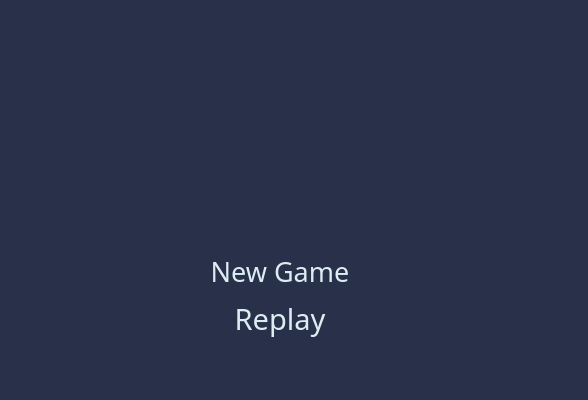
This is welcomewidget.ui in epcm/QtNoGo as Qt 5 draws it before an edit. The edited form follows.
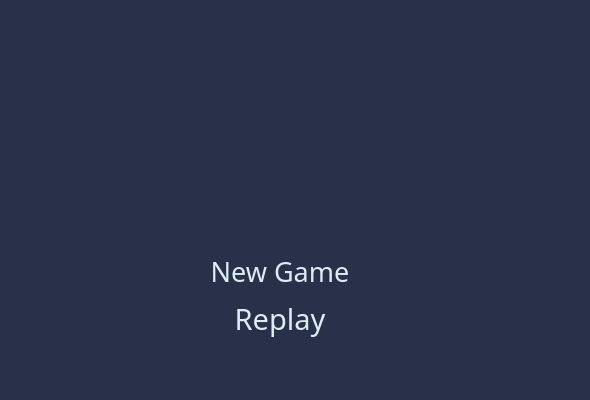
This is the edited form.

```diff
--- a/welcomewidget.ui
+++ b/welcomewidget.ui
@@ -6,7 +6,7 @@
    <rect>
     <x>0</x>
     <y>0</y>
-    <width>588</width>
+    <width>590</width>
     <height>400</height>
    </rect>
   </property>
```
